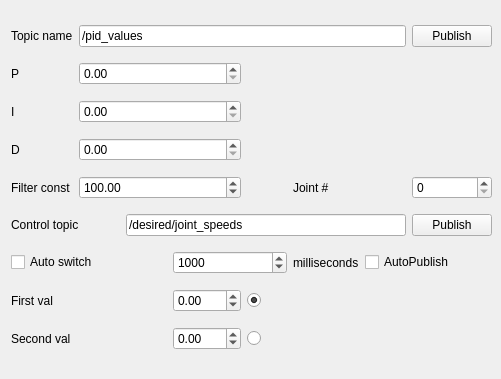
This is src/puma560_gazebo/include/pid_tuner.ui in s-zenichev/my_diploma_project as Qt 5 draws it before an edit. The edited form follows.
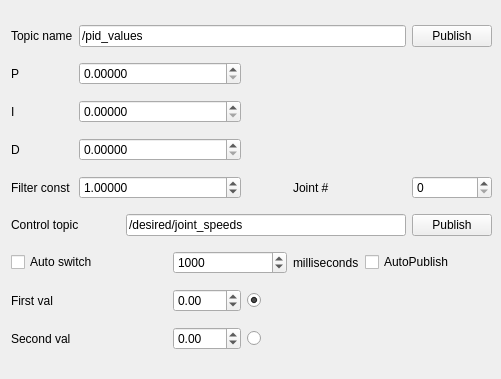
This is the edited form.

Patch:
```diff
--- a/src/puma560_gazebo/include/pid_tuner.ui
+++ b/src/puma560_gazebo/include/pid_tuner.ui
@@ -14,7 +14,7 @@
    <string>PID_tuner</string>
   </property>
   <widget class="QWidget" name="centralwidget">
-   <widget class="QWidget" name="">
+   <widget class="QWidget" name="layoutWidget">
     <property name="geometry">
      <rect>
       <x>11</x>
@@ -54,6 +54,9 @@
      </item>
      <item row="1" column="1" colspan="3">
       <widget class="QDoubleSpinBox" name="proportional">
+       <property name="decimals">
+        <number>5</number>
+       </property>
        <property name="maximum">
         <double>9999.000000000000000</double>
        </property>
@@ -68,6 +71,9 @@
      </item>
      <item row="2" column="1" colspan="3">
       <widget class="QDoubleSpinBox" name="integral">
+       <property name="decimals">
+        <number>5</number>
+       </property>
        <property name="maximum">
         <double>9999.000000000000000</double>
        </property>
@@ -82,6 +88,9 @@
      </item>
      <item row="3" column="1" colspan="3">
       <widget class="QDoubleSpinBox" name="derivative">
+       <property name="decimals">
+        <number>5</number>
+       </property>
        <property name="maximum">
         <double>9999.000000000000000</double>
        </property>
@@ -96,11 +105,14 @@
      </item>
      <item row="4" column="1" colspan="3">
       <widget class="QDoubleSpinBox" name="filterConst">
+       <property name="decimals">
+        <number>5</number>
+       </property>
        <property name="maximum">
         <double>999.000000000000000</double>
        </property>
        <property name="value">
-        <double>100.000000000000000</double>
+        <double>1.000000000000000</double>
        </property>
       </widget>
      </item>
```
